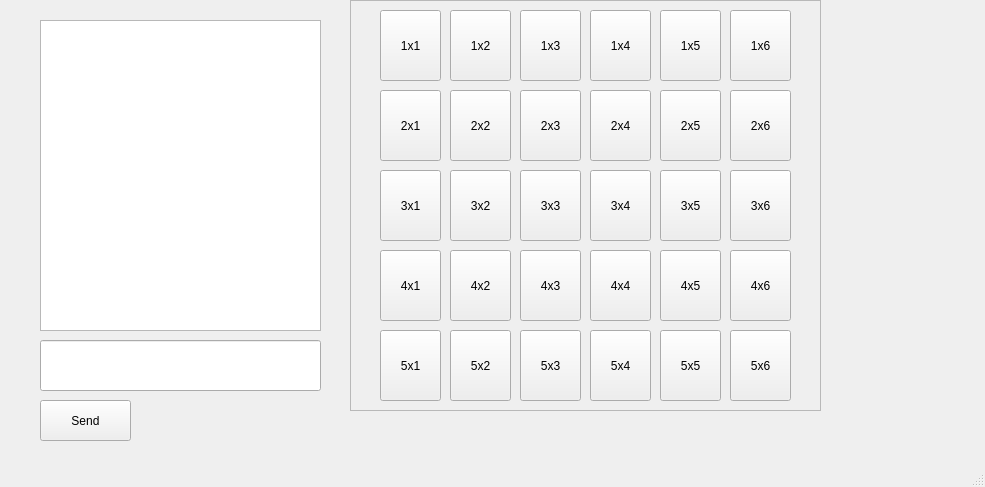
Before: the Qt Designer form TcpCliente/mainwindow.ui in KendallMM/Proyecto-1-Datos-2, drawn with Qt 5.
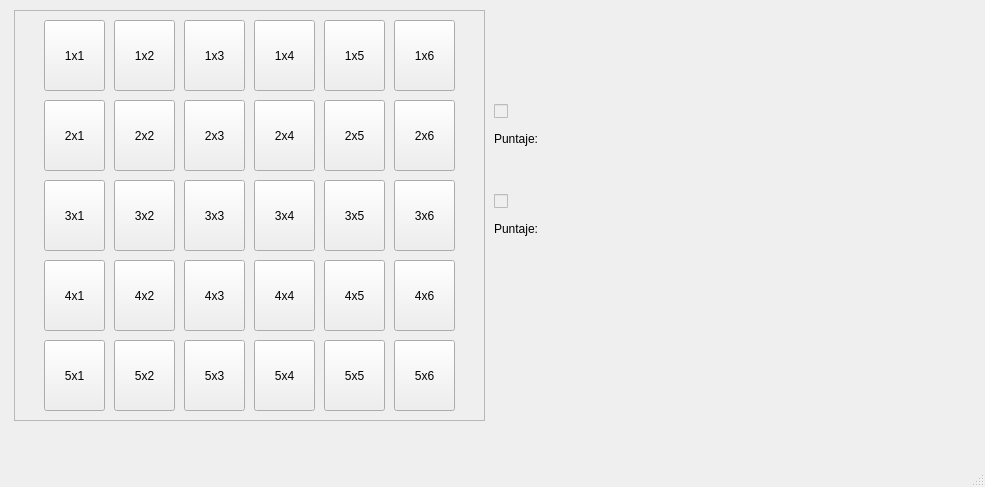
After: the same form once the commit is applied.

Commit message: Se termino la interfaz del usuario y se termino la correcta funcionalidad de las tarjetas

```diff
--- a/TcpCliente/mainwindow.ui
+++ b/TcpCliente/mainwindow.ui
@@ -14,49 +14,13 @@
    <string>Cliente</string>
   </property>
   <widget class="QWidget" name="centralwidget">
-   <widget class="QTextEdit" name="textEdit">
-    <property name="geometry">
-     <rect>
-      <x>40</x>
-      <y>20</y>
-      <width>281</width>
-      <height>311</height>
-     </rect>
-    </property>
-   </widget>
-   <widget class="QLineEdit" name="lineEdit">
-    <property name="geometry">
-     <rect>
-      <x>40</x>
-      <y>340</y>
-      <width>281</width>
-      <height>51</height>
-     </rect>
-    </property>
-   </widget>
-   <widget class="QPushButton" name="sendButton">
-    <property name="enabled">
-     <bool>true</bool>
-    </property>
-    <property name="geometry">
-     <rect>
-      <x>40</x>
-      <y>400</y>
-      <width>91</width>
-      <height>41</height>
-     </rect>
-    </property>
-    <property name="text">
-     <string>Send</string>
-    </property>
-   </widget>
    <widget class="QLabel" name="lblPuntaje">
     <property name="geometry">
      <rect>
-      <x>290</x>
-      <y>410</y>
+      <x>560</x>
+      <y>130</y>
       <width>91</width>
-      <height>31</height>
+      <height>21</height>
      </rect>
     </property>
     <property name="text">
@@ -66,8 +30,8 @@
    <widget class="QLabel" name="cronometro">
     <property name="geometry">
      <rect>
-      <x>500</x>
-      <y>420</y>
+      <x>490</x>
+      <y>10</y>
       <width>67</width>
       <height>17</height>
      </rect>
@@ -79,8 +43,8 @@
    <widget class="QFrame" name="frame">
     <property name="geometry">
      <rect>
-      <x>350</x>
-      <y>0</y>
+      <x>14</x>
+      <y>10</y>
       <width>471</width>
       <height>411</height>
      </rect>
@@ -488,6 +452,109 @@
      </property>
     </widget>
    </widget>
+   <widget class="QLabel" name="p1">
+    <property name="geometry">
+     <rect>
+      <x>520</x>
+      <y>100</y>
+      <width>121</width>
+      <height>20</height>
+     </rect>
+    </property>
+    <property name="sizePolicy">
+     <sizepolicy hsizetype="Expanding" vsizetype="Expanding">
+      <horstretch>0</horstretch>
+      <verstretch>0</verstretch>
+     </sizepolicy>
+    </property>
+    <property name="text">
+     <string> </string>
+    </property>
+   </widget>
+   <widget class="QLabel" name="p2">
+    <property name="geometry">
+     <rect>
+      <x>514</x>
+      <y>190</y>
+      <width>131</width>
+      <height>20</height>
+     </rect>
+    </property>
+    <property name="text">
+     <string> </string>
+    </property>
+   </widget>
+   <widget class="QLabel" name="lblPuntaje2">
+    <property name="geometry">
+     <rect>
+      <x>560</x>
+      <y>220</y>
+      <width>91</width>
+      <height>21</height>
+     </rect>
+    </property>
+    <property name="text">
+     <string/>
+    </property>
+   </widget>
+   <widget class="QCheckBox" name="checkBoxp1">
+    <property name="enabled">
+     <bool>false</bool>
+    </property>
+    <property name="geometry">
+     <rect>
+      <x>494</x>
+      <y>100</y>
+      <width>21</width>
+      <height>23</height>
+     </rect>
+    </property>
+    <property name="text">
+     <string/>
+    </property>
+   </widget>
+   <widget class="QCheckBox" name="checkBoxp2">
+    <property name="enabled">
+     <bool>false</bool>
+    </property>
+    <property name="geometry">
+     <rect>
+      <x>494</x>
+      <y>190</y>
+      <width>16</width>
+      <height>23</height>
+     </rect>
+    </property>
+    <property name="text">
+     <string/>
+    </property>
+   </widget>
+   <widget class="QLabel" name="label">
+    <property name="geometry">
+     <rect>
+      <x>494</x>
+      <y>130</y>
+      <width>67</width>
+      <height>17</height>
+     </rect>
+    </property>
+    <property name="text">
+     <string>Puntaje:</string>
+    </property>
+   </widget>
+   <widget class="QLabel" name="label_2">
+    <property name="geometry">
+     <rect>
+      <x>494</x>
+      <y>220</y>
+      <width>61</width>
+      <height>17</height>
+     </rect>
+    </property>
+    <property name="text">
+     <string>Puntaje:</string>
+    </property>
+   </widget>
   </widget>
   <widget class="QMenuBar" name="menubar">
    <property name="geometry">
```
The commit also changes 5 other files.
